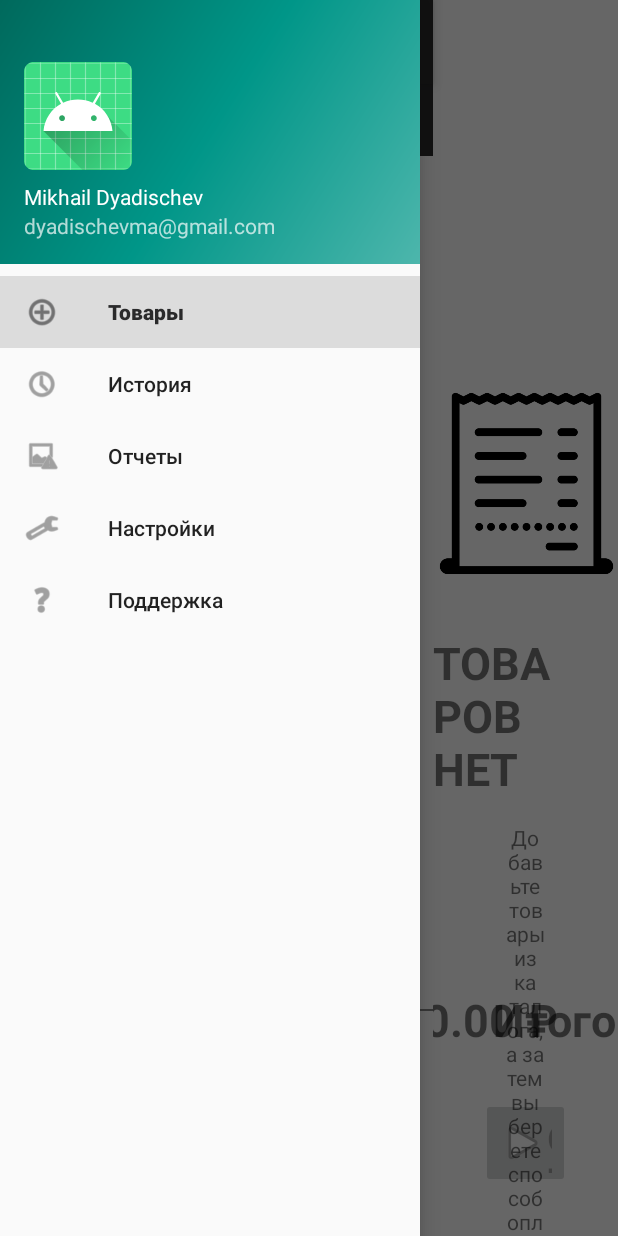
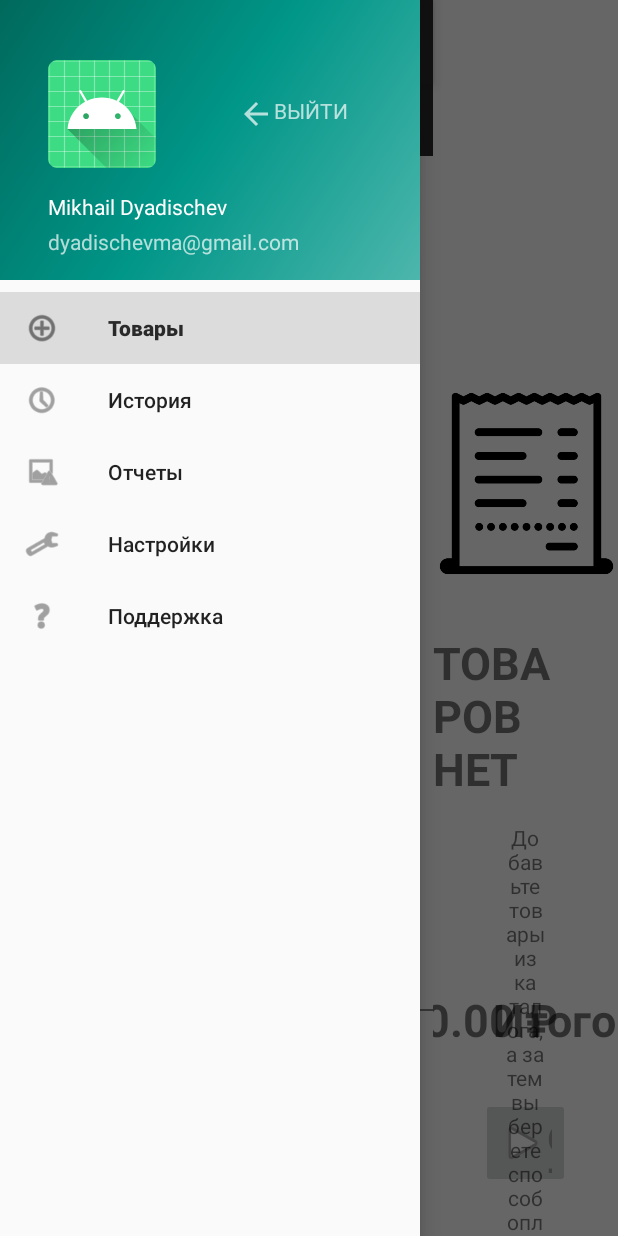
Before and after one commit to dyadischevma/SmartFinTest, an Android app: the screen it shows after launch (MainActivity), with the side drawer open, on a phone screen of 412 x 824 dp. Run offline under Robolectric (Android 15) with nearby library versions, the phone set to English and light mode, and no system bars; our stand-ins replace Room's generated code, RxJava, navigation-ui.

Commit message:
another small refactoring

```diff
--- a/app/src/main/java/ru/dyadischevma/smartfintest/MainActivity.java
+++ b/app/src/main/java/ru/dyadischevma/smartfintest/MainActivity.java
@@ -13,9 +13,8 @@ import androidx.appcompat.app.AppCompatActivity;
 import androidx.appcompat.widget.Toolbar;
 
 import io.reactivex.disposables.CompositeDisposable;
-import io.reactivex.disposables.Disposable;
-import ru.dyadischevma.smartfintest.data.Country;
-import ru.dyadischevma.smartfintest.data.DataRepository;
+import ru.dyadischevma.smartfintest.data.enums.Country;
+import ru.dyadischevma.smartfintest.data.repositories.DataRepository;
 import ru.dyadischevma.smartfintest.data.entity.Good;
 
 public class MainActivity extends AppCompatActivity {
@@ -45,8 +44,9 @@ public class MainActivity extends AppCompatActivity {
         // menu should be considered as top level destinations.
         mAppBarConfiguration = new AppBarConfiguration.Builder(
                 R.id.nav_home, R.id.nav_gallery, R.id.nav_slideshow)
-                .setDrawerLayout(drawer)
+                .setOpenableLayout(drawer)
                 .build();
+
         NavController navController = Navigation.findNavController(this, R.id.nav_host_fragment);
         NavigationUI.setupActionBarWithNavController(this, navController, mAppBarConfiguration);
         NavigationUI.setupWithNavController(navigationView, navController);
@@ -55,7 +55,6 @@ public class MainActivity extends AppCompatActivity {
     @Override
     protected void onResume() {
         super.onResume();
-
         compositeDisposable.add(dataRepository.insertItem(new Good("Морковь", Country.RUSSIA, 2500L)).subscribe(System.out::println));
         compositeDisposable.add(dataRepository.insertItem(new Good("Картофель", Country.BELORUS, 5300L)).subscribe(System.out::println));
         compositeDisposable.add(dataRepository.insertItem(new Good("Чеснок", Country.BELORUS, 25000L)).subscribe(System.out::println));
--- a/app/src/main/java/ru/dyadischevma/smartfintest/data/Converters.java
+++ b/app/src/main/java/ru/dyadischevma/smartfintest/data/converters/Converters.java
@@ -1,8 +1,8 @@
-package ru.dyadischevma.smartfintest.data;
+package ru.dyadischevma.smartfintest.data.converters;
 
 import androidx.room.TypeConverter;
 
-import java.util.UUID;
+import ru.dyadischevma.smartfintest.data.enums.Country;
 
 public class Converters {
     @TypeConverter
--- a/app/src/main/java/ru/dyadischevma/smartfintest/data/DataDAO.java
+++ b/app/src/main/java/ru/dyadischevma/smartfintest/data/dao/DataDAO.java
@@ -1,4 +1,4 @@
-package ru.dyadischevma.smartfintest.data;
+package ru.dyadischevma.smartfintest.data.dao;
 
 import androidx.lifecycle.LiveData;
 import androidx.room.Dao;
--- a/app/src/main/java/ru/dyadischevma/smartfintest/data/DataRoomDbase.java
+++ b/app/src/main/java/ru/dyadischevma/smartfintest/data/dbases/DataRoomDbase.java
@@ -1,4 +1,4 @@
-package ru.dyadischevma.smartfintest.data;
+package ru.dyadischevma.smartfintest.data.dbases;
 
 import android.content.Context;
 
@@ -7,6 +7,8 @@ import androidx.room.Room;
 import androidx.room.RoomDatabase;
 import androidx.room.TypeConverters;
 
+import ru.dyadischevma.smartfintest.data.converters.Converters;
+import ru.dyadischevma.smartfintest.data.dao.DataDAO;
 import ru.dyadischevma.smartfintest.data.entity.Good;
 
 @Database(entities = {Good.class}, version = 1, exportSchema = false)
--- a/app/src/main/java/ru/dyadischevma/smartfintest/data/entity/Good.java
+++ b/app/src/main/java/ru/dyadischevma/smartfintest/data/entity/Good.java
@@ -6,7 +6,7 @@ import androidx.room.PrimaryKey;
 
 import java.util.Objects;
 
-import ru.dyadischevma.smartfintest.data.Country;
+import ru.dyadischevma.smartfintest.data.enums.Country;
 
 @Entity
 public class Good {
--- a/app/src/main/java/ru/dyadischevma/smartfintest/data/Country.java
+++ b/app/src/main/java/ru/dyadischevma/smartfintest/data/enums/Country.java
@@ -1,4 +1,4 @@
-package ru.dyadischevma.smartfintest.data;
+package ru.dyadischevma.smartfintest.data.enums;
 
 import java.util.ArrayList;
 import java.util.NoSuchElementException;
--- a/app/src/main/java/ru/dyadischevma/smartfintest/data/DataRepository.java
+++ b/app/src/main/java/ru/dyadischevma/smartfintest/data/repositories/DataRepository.java
@@ -1,4 +1,4 @@
-package ru.dyadischevma.smartfintest.data;
+package ru.dyadischevma.smartfintest.data.repositories;
 
 import android.app.Application;
 
@@ -6,13 +6,14 @@ import androidx.lifecycle.LiveData;
 import androidx.lifecycle.MutableLiveData;
 
 import java.util.ArrayList;
-import java.util.HashMap;
 import java.util.List;
 
 import io.reactivex.Completable;
 import io.reactivex.Single;
 import io.reactivex.android.schedulers.AndroidSchedulers;
 import io.reactivex.schedulers.Schedulers;
+import ru.dyadischevma.smartfintest.data.dbases.DataRoomDbase;
+import ru.dyadischevma.smartfintest.data.dao.DataDAO;
 import ru.dyadischevma.smartfintest.data.entity.Good;
 import ru.dyadischevma.smartfintest.data.entity.ReceiptItem;
 
--- a/app/src/main/java/ru/dyadischevma/smartfintest/ui/GoodsFragment.java
+++ b/app/src/main/java/ru/dyadischevma/smartfintest/ui/GoodsFragment.java
@@ -7,6 +7,7 @@ import android.view.ViewGroup;
 
 import androidx.annotation.NonNull;
 import androidx.annotation.Nullable;
+import androidx.core.content.ContextCompat;
 import androidx.fragment.app.Fragment;
 import androidx.viewpager2.widget.ViewPager2;
 
@@ -16,7 +17,7 @@ import com.google.android.material.tabs.TabLayoutMediator;
 import java.util.ArrayList;
 
 import ru.dyadischevma.smartfintest.R;
-import ru.dyadischevma.smartfintest.data.Country;
+import ru.dyadischevma.smartfintest.data.enums.Country;
 import ru.dyadischevma.smartfintest.ui.tabs.ViewPagerAdapter;
 
 public class GoodsFragment extends Fragment {
@@ -39,8 +40,8 @@ public class GoodsFragment extends Fragment {
 
         TabLayout tabLayout = view.findViewById(R.id.tab_layout);
         tabLayout.setTabTextColors(
-                getResources().getColor(R.color.colorText),
-                getResources().getColor(R.color.colorSelectedText)
+                ContextCompat.getColor(view.getContext(), R.color.colorText),
+                ContextCompat.getColor(view.getContext(), R.color.colorSelectedText)
         );
         new TabLayoutMediator(tabLayout, viewPager,
                 (tab, position) -> tab.setText(tabs.get(position))
--- a/app/src/main/java/ru/dyadischevma/smartfintest/ui/receipt/ReceiptViewModel.java
+++ b/app/src/main/java/ru/dyadischevma/smartfintest/ui/receipt/ReceiptViewModel.java
@@ -8,7 +8,7 @@ import androidx.lifecycle.LiveData;
 
 import java.util.ArrayList;
 
-import ru.dyadischevma.smartfintest.data.DataRepository;
+import ru.dyadischevma.smartfintest.data.repositories.DataRepository;
 import ru.dyadischevma.smartfintest.data.entity.ReceiptItem;
 
 public class ReceiptViewModel extends AndroidViewModel {
--- a/app/src/main/java/ru/dyadischevma/smartfintest/ui/tabs/GoodsAdapter.java
+++ b/app/src/main/java/ru/dyadischevma/smartfintest/ui/tabs/GoodsAdapter.java
@@ -1,6 +1,7 @@
 package ru.dyadischevma.smartfintest.ui.tabs;
 
 import android.app.Application;
+import android.text.Editable;
 import android.view.LayoutInflater;
 import android.view.View;
 import android.view.ViewGroup;
@@ -19,7 +20,7 @@ import java.util.ArrayList;
 import java.util.List;
 
 import ru.dyadischevma.smartfintest.R;
-import ru.dyadischevma.smartfintest.data.DataRepository;
+import ru.dyadischevma.smartfintest.data.repositories.DataRepository;
 import ru.dyadischevma.smartfintest.data.entity.Good;
 import ru.dyadischevma.smartfintest.data.entity.ReceiptItem;
 
@@ -107,9 +108,12 @@ public class GoodsAdapter extends RecyclerView.Adapter<GoodsAdapter.MyViewHolder
                 });
 
                 textInputEditText.setOnEditorActionListener((v12, actionId, event) -> {
-                    String value = textInputEditText.getText().toString();
+                    Editable editable = textInputEditText.getText();
+                    if (editable != null) {
+                        String value = editable.toString();
                         textViewAddGoodQuantity.setText(value);
                         textViewAddGoodTotalPrice.setText(df.format(good.getPrice() * Double.parseDouble(value) / 100));
+                    }
                     return false;
                 });
 
@@ -118,13 +122,17 @@ public class GoodsAdapter extends RecyclerView.Adapter<GoodsAdapter.MyViewHolder
 
                 buttonCancel.setOnClickListener(v1 -> dialog.cancel());
                 buttonAdd.setOnClickListener(v1 -> {
-                    double quantity = Double.parseDouble(textInputEditText.getText().toString());
+                    Editable editable = textInputEditText.getText();
+                    if (editable != null) {
+                        double quantity = Double.parseDouble(editable.toString());
 
                         ArrayList<ReceiptItem> currentReceipt =
                                 DataRepository.getDataRepository((Application) view.getContext().getApplicationContext()).getReceipt().getValue();
+                        if (currentReceipt != null) {
                             currentReceipt.add(new ReceiptItem(good, quantity));
                             DataRepository.getDataRepository((Application) view.getContext().getApplicationContext()).setReceipt(currentReceipt);
-
+                        }
+                    }
                     dialog.cancel();
                 });
 
@@ -132,10 +140,13 @@ public class GoodsAdapter extends RecyclerView.Adapter<GoodsAdapter.MyViewHolder
         }
 
         private void addText(TextInputEditText textInputEditText, String text) {
-            if (textInputEditText.getText() != null && textInputEditText.getText().toString().equals("0")) {
+            Editable editable = textInputEditText.getText();
+            if (editable != null) {
+                if (textInputEditText.getText().toString().equals("0")) {
                     textInputEditText.getText().clear();
                 }
-            textInputEditText.getText().append(text);
+                editable.append(text);
             }
         }
     }
+}
--- a/app/src/main/java/ru/dyadischevma/smartfintest/ui/tabs/TabFragment.java
+++ b/app/src/main/java/ru/dyadischevma/smartfintest/ui/tabs/TabFragment.java
@@ -1,7 +1,6 @@
 package ru.dyadischevma.smartfintest.ui.tabs;
 
 import androidx.lifecycle.ViewModelProvider;
-import androidx.lifecycle.ViewModelProviders;
 
 import android.os.Bundle;
 
@@ -20,7 +19,7 @@ import android.view.ViewGroup;
 import java.util.ArrayList;
 import java.util.List;
 
-import ru.dyadischevma.smartfintest.data.Country;
+import ru.dyadischevma.smartfintest.data.enums.Country;
 import ru.dyadischevma.smartfintest.data.entity.Good;
 import ru.dyadischevma.smartfintest.R;
 
@@ -57,7 +56,7 @@ public class TabFragment extends Fragment {
         }
         RecyclerView.LayoutManager manager = new GridLayoutManager(getContext(), 5);
         recyclerView.setLayoutManager(manager);
-        recyclerView.addItemDecoration(new DividerItemDecoration(getContext(), LinearLayoutManager.VERTICAL));
+        recyclerView.addItemDecoration(new DividerItemDecoration(view.getContext(), LinearLayoutManager.VERTICAL));
         recyclerView.setAdapter(goodsAdapter);
 
         return view;
--- a/app/src/main/java/ru/dyadischevma/smartfintest/ui/tabs/TabViewModel.java
+++ b/app/src/main/java/ru/dyadischevma/smartfintest/ui/tabs/TabViewModel.java
@@ -8,8 +8,8 @@ import androidx.lifecycle.LiveData;
 
 import java.util.List;
 
-import ru.dyadischevma.smartfintest.data.Country;
-import ru.dyadischevma.smartfintest.data.DataRepository;
+import ru.dyadischevma.smartfintest.data.enums.Country;
+import ru.dyadischevma.smartfintest.data.repositories.DataRepository;
 import ru.dyadischevma.smartfintest.data.entity.Good;
 
 public class TabViewModel extends AndroidViewModel {
--- a/app/src/main/res/layout/nav_header_main.xml
+++ b/app/src/main/res/layout/nav_header_main.xml
@@ -1,8 +1,8 @@
 <?xml version="1.0" encoding="utf-8"?>
-<LinearLayout xmlns:android="http://schemas.android.com/apk/res/android"
+<androidx.constraintlayout.widget.ConstraintLayout xmlns:android="http://schemas.android.com/apk/res/android"
     xmlns:app="http://schemas.android.com/apk/res-auto"
     android:layout_width="match_parent"
-    android:layout_height="@dimen/nav_header_height"
+    android:layout_height="wrap_content"
     android:background="@drawable/side_nav_bar"
     android:gravity="bottom"
     android:orientation="vertical"
@@ -13,23 +13,47 @@
     android:theme="@style/ThemeOverlay.AppCompat.Dark">
 
     <ImageView
-        android:id="@+id/imageView"
+        android:id="@+id/imageViewHeader"
         android:layout_width="wrap_content"
         android:layout_height="wrap_content"
+        android:layout_marginStart="16dp"
+        android:layout_marginTop="16dp"
         android:contentDescription="@string/nav_header_desc"
         android:paddingTop="@dimen/nav_header_vertical_spacing"
+        app:layout_constraintStart_toStartOf="parent"
+        app:layout_constraintTop_toTopOf="parent"
         app:srcCompat="@mipmap/ic_launcher_round" />
 
     <TextView
-        android:layout_width="match_parent"
+        android:id="@+id/textViewHeaderName"
+        android:layout_width="wrap_content"
         android:layout_height="wrap_content"
+        android:layout_marginStart="16dp"
+        android:layout_marginTop="8dp"
         android:paddingTop="@dimen/nav_header_vertical_spacing"
         android:text="@string/nav_header_title"
-        android:textAppearance="@style/TextAppearance.AppCompat.Body1" />
+        android:textAppearance="@style/TextAppearance.AppCompat.Body1"
+        app:layout_constraintStart_toStartOf="parent"
+        app:layout_constraintTop_toBottomOf="@+id/imageViewHeader" />
 
     <TextView
-        android:id="@+id/textView"
+        android:id="@+id/textViewHeaderEmail"
         android:layout_width="wrap_content"
         android:layout_height="wrap_content"
-        android:text="@string/nav_header_subtitle" />
-</LinearLayout>
+        android:layout_marginStart="16dp"
+        android:layout_marginTop="4dp"
+        android:text="@string/nav_header_subtitle"
+        app:layout_constraintStart_toStartOf="parent"
+        app:layout_constraintTop_toBottomOf="@+id/textViewHeaderName" />
+
+    <TextView
+        android:id="@+id/textViewHeaderExit"
+        android:layout_width="wrap_content"
+        android:layout_height="wrap_content"
+        android:layout_marginTop="32dp"
+        android:layout_marginEnd="32dp"
+        android:drawableStart="?attr/homeAsUpIndicator"
+        android:text="@string/exit"
+        app:layout_constraintEnd_toEndOf="parent"
+        app:layout_constraintTop_toTopOf="@+id/imageViewHeader" />
+</androidx.constraintlayout.widget.ConstraintLayout>
--- a/app/src/main/res/values/strings.xml
+++ b/app/src/main/res/values/strings.xml
@@ -27,4 +27,5 @@
     <string name="measureMultiple">КГ х</string>
     <string name="oneItemMeasureMultiple">1 КГ х</string>
     <string name="initReceiptTotalValue">0,00</string>
+    <string name="exit">ВЫЙТИ</string>
 </resources>
```
Lines whose indentation alone changed are shown as unchanged.
